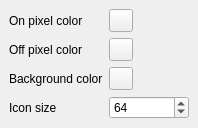
Above: mainwindow.ui from qduaty/zegarbcd before the change. Below: the same form after it.
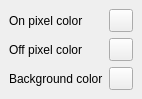
That is the form after the change. Custom widgets are drawn as their Qt base class.

Commit message: removed icon size spinbox because 256 is fine

```diff
--- a/mainwindow.ui
+++ b/mainwindow.ui
@@ -6,8 +6,8 @@
    <rect>
     <x>0</x>
     <y>0</y>
-    <width>175</width>
-    <height>114</height>
+    <width>127</width>
+    <height>87</height>
    </rect>
   </property>
   <property name="windowTitle">
@@ -15,36 +15,10 @@
   </property>
   <widget class="QWidget" name="centralwidget">
    <layout class="QGridLayout" name="gridLayout">
-    <item row="3" column="1">
-     <widget class="QSpinBox" name="iconSize">
-      <property name="minimumSize">
-       <size>
-        <width>80</width>
-        <height>0</height>
-       </size>
-      </property>
-      <property name="minimum">
-       <number>16</number>
-      </property>
-      <property name="maximum">
-       <number>256</number>
-      </property>
-      <property name="value">
-       <number>64</number>
-      </property>
-     </widget>
-    </item>
-    <item row="0" column="1">
-     <widget class="ColorToolButton" name="pixelColorOn">
+    <item row="0" column="0">
+     <widget class="QLabel" name="label_2">
       <property name="text">
-       <string/>
-      </property>
-     </widget>
-    </item>
-    <item row="3" column="0">
-     <widget class="QLabel" name="label_5">
-      <property name="text">
-       <string>Icon size</string>
+       <string>On pixel color</string>
       </property>
      </widget>
     </item>
@@ -55,6 +29,13 @@
       </property>
      </widget>
     </item>
+    <item row="1" column="1">
+     <widget class="ColorToolButton" name="pixelColorOff">
+      <property name="text">
+       <string/>
+      </property>
+     </widget>
+    </item>
     <item row="2" column="1">
      <widget class="ColorToolButton" name="pixelColorBackground">
       <property name="text">
@@ -69,20 +50,13 @@
       </property>
      </widget>
     </item>
-    <item row="1" column="1">
-     <widget class="ColorToolButton" name="pixelColorOff">
+    <item row="0" column="1">
+     <widget class="ColorToolButton" name="pixelColorOn">
       <property name="text">
        <string/>
       </property>
      </widget>
     </item>
-    <item row="0" column="0">
-     <widget class="QLabel" name="label_2">
-      <property name="text">
-       <string>On pixel color</string>
-      </property>
-     </widget>
-    </item>
    </layout>
   </widget>
  </widget>
```
The commit also changes 1 other file.
